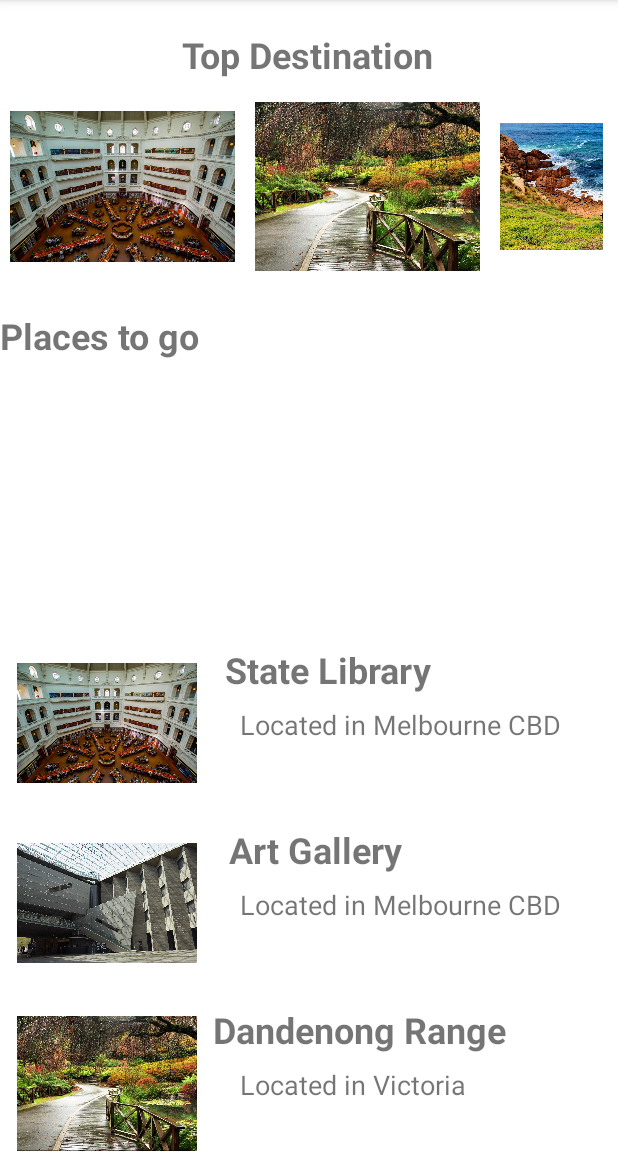
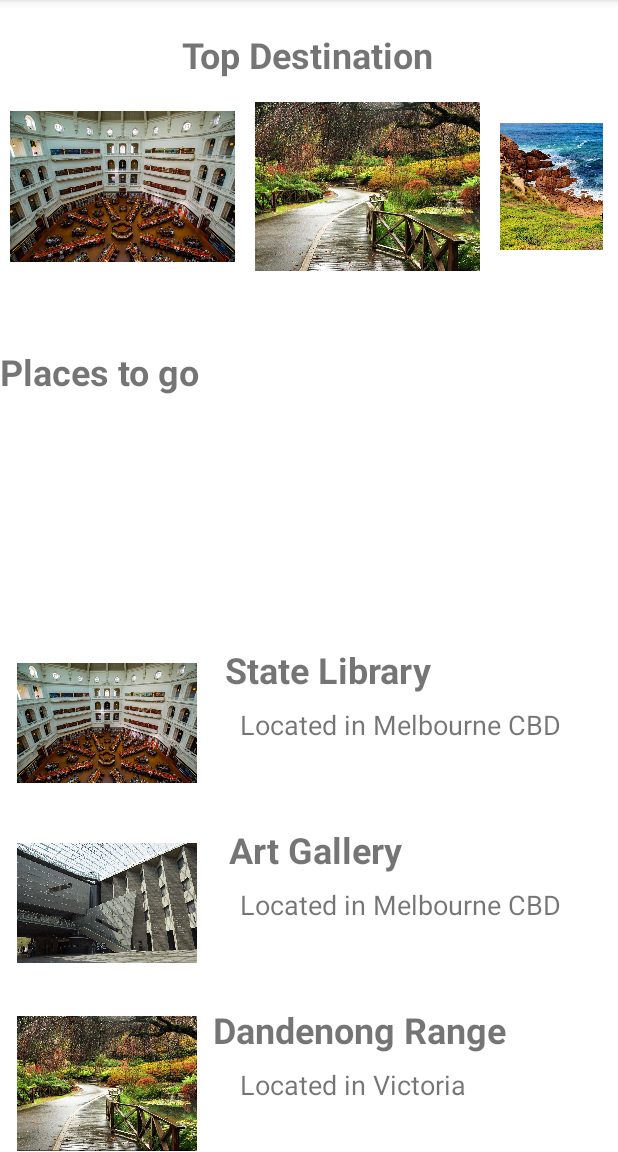
Before and after one commit to makara-chhaing/tourism-app, an Android app: the screen it shows after launch (MainActivity), on a phone screen of 412 x 824 dp, the part 84-1236 px from its top. Run offline under Robolectric (Android 15) with nearby library versions, the phone set to English and light mode, and no system bars.

Commit message:
edit detail

```diff
--- a/app/src/main/java/com/example/tourism/DetailFragment.java
+++ b/app/src/main/java/com/example/tourism/DetailFragment.java
@@ -10,8 +10,6 @@ import android.view.View;
 import android.view.ViewGroup;
 import android.widget.ImageView;
 import android.widget.TextView;
-
-import static android.content.ContentValues.TAG;
 
 /**
  * A simple {@link Fragment} subclass.
--- a/app/src/main/res/layout/activity_main.xml
+++ b/app/src/main/res/layout/activity_main.xml
@@ -11,7 +11,7 @@
         android:id="@+id/textView2"
         android:layout_width="wrap_content"
         android:layout_height="wrap_content"
-        android:layout_marginTop="20dp"
+        android:layout_marginTop="44dp"
         android:text="Places to go"
         android:textSize="24sp"
         android:textStyle="bold"
```
